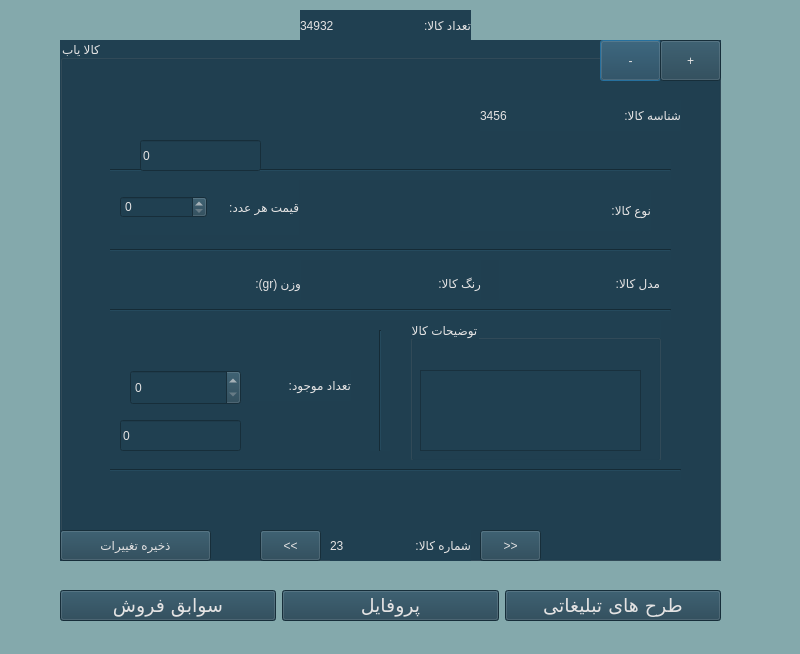
The window that Project_Ap/storecustomer.ui (AP-projects-4001/metagoofill) describes before a commit, drawn with Qt 5.
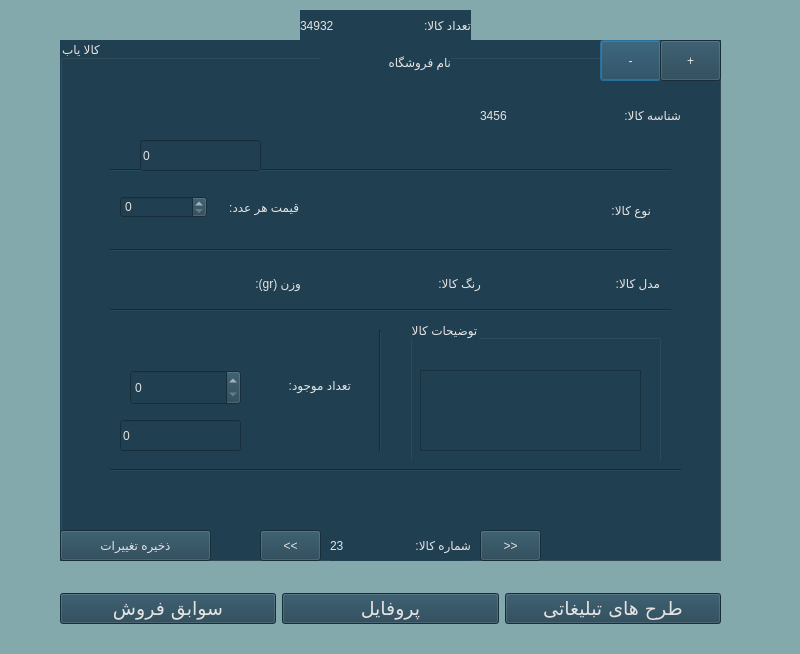
The same window after the commit.

Commit message: modifying factor class and adding dockerfile

Diff of the .ui file:
```diff
--- a/Project_Ap/storecustomer.ui
+++ b/Project_Ap/storecustomer.ui
@@ -372,7 +372,7 @@
 font: 14pt &quot;Lalezar&quot;;</string>
     </property>
    </widget>
-   <widget class="QWidget" name="">
+   <widget class="QWidget" name="layoutWidget">
     <property name="geometry">
      <rect>
       <x>439</x>
@@ -409,7 +409,7 @@
      </item>
     </layout>
    </widget>
-   <widget class="QWidget" name="">
+   <widget class="QWidget" name="layoutWidget">
     <property name="geometry">
      <rect>
       <x>270</x>
@@ -447,7 +447,7 @@
      </item>
     </layout>
    </widget>
-   <widget class="QWidget" name="">
+   <widget class="QWidget" name="layoutWidget">
     <property name="geometry">
      <rect>
       <x>60</x>
@@ -485,7 +485,7 @@
      </item>
     </layout>
    </widget>
-   <widget class="QWidget" name="">
+   <widget class="QWidget" name="layoutWidget">
     <property name="geometry">
      <rect>
       <x>60</x>
@@ -518,7 +518,7 @@
      </item>
     </layout>
    </widget>
-   <widget class="QWidget" name="">
+   <widget class="QWidget" name="layoutWidget">
     <property name="geometry">
      <rect>
       <x>400</x>
@@ -556,6 +556,19 @@
      </item>
     </layout>
    </widget>
+   <widget class="QLabel" name="label_store">
+    <property name="geometry">
+     <rect>
+      <x>260</x>
+      <y>10</y>
+      <width>131</width>
+      <height>24</height>
+     </rect>
+    </property>
+    <property name="text">
+     <string>نام فروشگاه</string>
+    </property>
+   </widget>
   </widget>
   <widget class="QLabel" name="label_number">
    <property name="geometry">
@@ -599,7 +612,7 @@
      <x>60</x>
      <y>580</y>
      <width>661</width>
-     <height>51</height>
+     <height>57</height>
     </rect>
    </property>
    <layout class="QHBoxLayout" name="horizontalLayout">
```
The commit also changes 16 other files.
